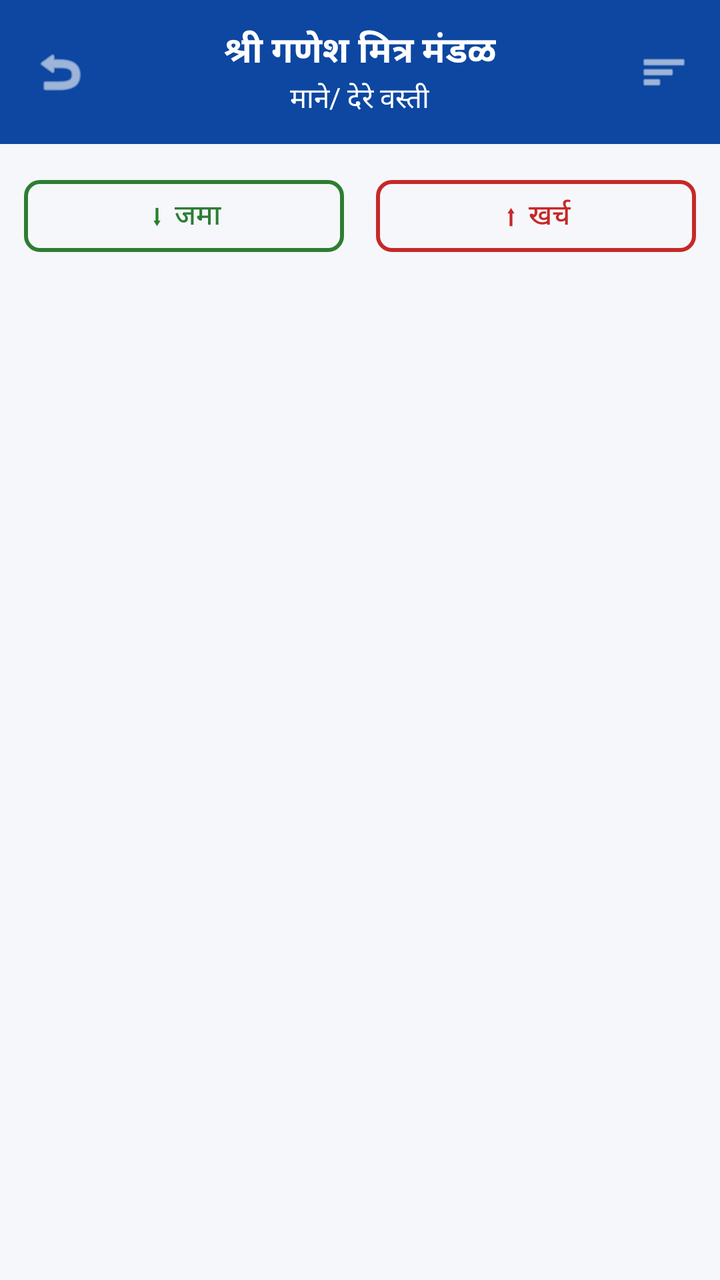
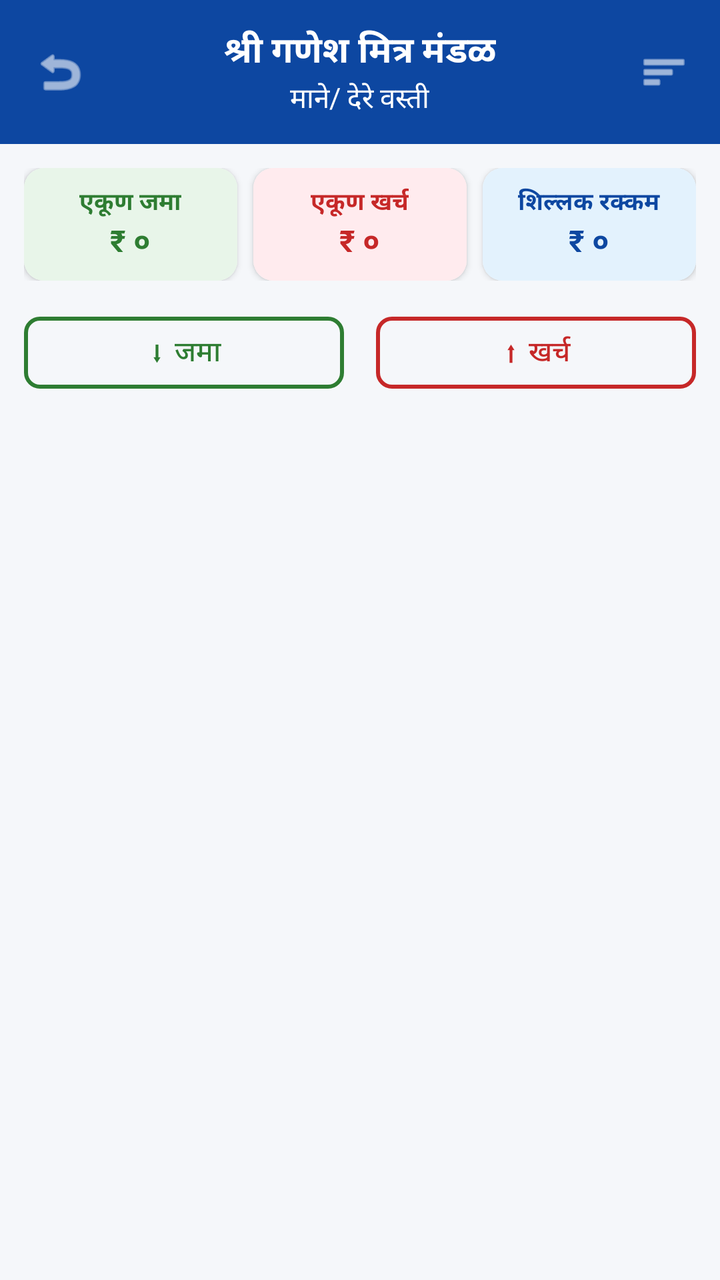

Screens rendered from an Android XML layout before and after an edit, with the pre-edit source and the edit as a unified diff.
<!-- AndroidManifest.xml: application theme Theme.GaneshMitraMandal -->
<!-- res/layout/activity_transactions.xml -->
<?xml version="1.0" encoding="utf-8"?>
<RelativeLayout xmlns:android="http://schemas.android.com/apk/res/android"
    xmlns:app="http://schemas.android.com/apk/res-auto"
    android:layout_width="match_parent"
    android:layout_height="match_parent"
    android:background="@color/bg_light">

    
    <RelativeLayout
        android:id="@+id/topBar"
        android:layout_width="match_parent"
        android:layout_height="72dp"
        android:background="@color/primary_blue"
        android:paddingHorizontal="16dp">

        <ImageView
            android:id="@+id/btnBack"
            android:layout_width="28dp"
            android:layout_height="28dp"
            android:layout_alignParentStart="true"
            android:layout_centerVertical="true"
            android:src="@android:drawable/ic_menu_revert"
            app:tint="@color/white" />

        <LinearLayout
            android:layout_width="wrap_content"
            android:layout_height="wrap_content"
            android:layout_centerInParent="true"
            android:gravity="center"
            android:orientation="vertical">

            <TextView
                android:layout_width="wrap_content"
                android:layout_height="wrap_content"
                android:text="@string/app_name"
                android:textColor="@color/white"
                android:textSize="18sp"
                android:textStyle="bold" />

            <TextView
                android:layout_width="wrap_content"
                android:layout_height="wrap_content"
                android:text="@string/mandal_subtitle"
                android:textColor="@color/white"
                android:textSize="14sp" />
        </LinearLayout>

        <ImageView
            android:id="@+id/btnFilter"
            android:layout_width="24dp"
            android:layout_height="24dp"
            android:layout_alignParentEnd="true"
            android:layout_centerVertical="true"
            android:src="@android:drawable/ic_menu_sort_by_size"
            app:tint="@color/white" />
    </RelativeLayout>

    
    <LinearLayout
        android:id="@+id/filterTabs"
        android:layout_width="match_parent"
        android:layout_height="wrap_content"
        android:layout_below="@id/topBar"
        android:orientation="horizontal"
        android:padding="12dp">

        <com.google.android.material.button.MaterialButton
            android:id="@+id/tabJama"
            style="@style/Widget.MaterialComponents.Button.OutlinedButton"
            android:layout_width="0dp"
            android:layout_height="48dp"
            android:layout_marginEnd="8dp"
            android:layout_weight="1"
            android:text="@string/tab_jama"
            android:textColor="@color/jama_green"
            app:cornerRadius="8dp"
            app:strokeColor="@color/jama_green"
            app:strokeWidth="2dp" />

        <com.google.android.material.button.MaterialButton
            android:id="@+id/tabKharch"
            style="@style/Widget.MaterialComponents.Button.OutlinedButton"
            android:layout_width="0dp"
            android:layout_height="48dp"
            android:layout_marginStart="8dp"
            android:layout_weight="1"
            android:text="@string/tab_kharch"
            android:textColor="@color/kharch_red"
            app:cornerRadius="8dp"
            app:strokeColor="@color/kharch_red"
            app:strokeWidth="2dp" />
    </LinearLayout>

    
    <androidx.recyclerview.widget.RecyclerView
        android:id="@+id/rvTransactions"
        android:layout_width="match_parent"
        android:layout_height="match_parent"
        android:layout_below="@id/filterTabs"
        android:layout_above="@id/layoutAdminActions"
        android:paddingBottom="8dp" />

    
    <LinearLayout
        android:id="@+id/layoutAdminActions"
        android:layout_width="match_parent"
        android:layout_height="wrap_content"
        android:layout_alignParentBottom="true"
        android:background="@color/card_bg"
        android:elevation="8dp"
        android:orientation="horizontal"
        android:padding="12dp"
        android:visibility="gone">

        <com.google.android.material.button.MaterialButton
            android:id="@+id/btnJamaKara"
            android:layout_width="0dp"
            android:layout_height="54dp"
            android:layout_marginEnd="6dp"
            android:layout_weight="1"
            android:backgroundTint="@color/jama_green"
            android:text="@string/btn_jama_kara"
            android:textColor="@color/white"
            android:textSize="16sp"
            android:textStyle="bold"
            app:cornerRadius="10dp" />

        <com.google.android.material.button.MaterialButton
            android:id="@+id/btnKharchKara"
            android:layout_width="0dp"
            android:layout_height="54dp"
            android:layout_marginStart="6dp"
            android:layout_weight="1"
            android:backgroundTint="@color/kharch_red"
            android:text="@string/btn_kharch_kara"
            android:textColor="@color/white"
            android:textSize="16sp"
            android:textStyle="bold"
            app:cornerRadius="10dp" />

    </LinearLayout>

</RelativeLayout>
<!-- resources referenced by this layout -->
<resources>
  <color name="bg_light">#F5F7FA</color>
  <color name="card_bg">#FFFFFF</color>
  <color name="jama_green">#2E7D32</color>
  <color name="kharch_red">#C62828</color>
  <color name="primary_blue">#0D47A1</color>
  <color name="white">#FFFFFF</color>
  <string name="app_name">श्री गणेश मित्र मंडळ</string>
  <string name="btn_jama_kara">⬇ जमा करा</string>
  <string name="btn_kharch_kara">⬆ खर्च करा</string>
  <string name="mandal_subtitle">माने/ देरे वस्ती</string>
  <string name="tab_jama">⬇ जमा</string>
  <string name="tab_kharch">⬆ खर्च</string>
  <style name="Theme.GaneshMitraMandal" parent="Theme.MaterialComponents.Light.NoActionBar">
          <item name="colorPrimary">@color/primary_blue</item>
          <item name="colorPrimaryDark">@color/primary_blue_dark</item>
          <item name="colorAccent">@color/accent_orange</item>
          <item name="android:windowBackground">@color/bg_light</item>
          <item name="android:statusBarColor">@color/primary_blue_dark</item>
      </style>
  <color name="primary_blue_dark">#082F6B</color>
  <color name="accent_orange">#FF6D00</color>
</resources>

<!-- the commit's change to res/layout/activity_transactions.xml (unified diff, before → after) -->
@@ -57,10 +57,129 @@
 
     
     <LinearLayout
-        android:id="@+id/filterTabs"
+        android:id="@+id/layoutSummaryHeader"
         android:layout_width="match_parent"
         android:layout_height="wrap_content"
         android:layout_below="@id/topBar"
+        android:orientation="horizontal"
+        android:paddingHorizontal="12dp"
+        android:paddingTop="12dp">
+
+        
+        <androidx.cardview.widget.CardView
+            android:layout_width="0dp"
+            android:layout_height="wrap_content"
+            android:layout_marginEnd="4dp"
+            android:layout_weight="1"
+            app:cardCornerRadius="10dp"
+            app:cardElevation="2dp">
+
+            <LinearLayout
+                android:layout_width="match_parent"
+                android:layout_height="wrap_content"
+                android:background="#E8F5E9"
+                android:gravity="center"
+                android:orientation="vertical"
+                android:padding="8dp">
+
+                <TextView
+                    android:layout_width="wrap_content"
+                    android:layout_height="wrap_content"
+                    android:text="एकूण जमा"
+                    android:textColor="@color/jama_green"
+                    android:textSize="12sp"
+                    android:textStyle="bold" />
+
+                <TextView
+                    android:id="@+id/tvTotalJama"
+                    android:layout_width="wrap_content"
+                    android:layout_height="wrap_content"
+                    android:text="₹ ०"
+                    android:textColor="@color/jama_green"
+                    android:textSize="15sp"
+                    android:textStyle="bold" />
+            </LinearLayout>
+        </androidx.cardview.widget.CardView>
+
+        
+        <androidx.cardview.widget.CardView
+            android:layout_width="0dp"
+            android:layout_height="wrap_content"
+            android:layout_marginHorizontal="4dp"
+            android:layout_weight="1"
+            app:cardCornerRadius="10dp"
+            app:cardElevation="2dp">
+
+            <LinearLayout
+                android:layout_width="match_parent"
+                android:layout_height="wrap_content"
+                android:background="#FFEBEE"
+                android:gravity="center"
+                android:orientation="vertical"
+                android:padding="8dp">
+
+                <TextView
+                    android:layout_width="wrap_content"
+                    android:layout_height="wrap_content"
+                    android:text="एकूण खर्च"
+                    android:textColor="@color/kharch_red"
+                    android:textSize="12sp"
+                    android:textStyle="bold" />
+
+                <TextView
+                    android:id="@+id/tvTotalKharch"
+                    android:layout_width="wrap_content"
+                    android:layout_height="wrap_content"
+                    android:text="₹ ०"
+                    android:textColor="@color/kharch_red"
+                    android:textSize="15sp"
+                    android:textStyle="bold" />
+            </LinearLayout>
+        </androidx.cardview.widget.CardView>
+
+        
+        <androidx.cardview.widget.CardView
+            android:layout_width="0dp"
+            android:layout_height="wrap_content"
+            android:layout_marginStart="4dp"
+            android:layout_weight="1"
+            app:cardCornerRadius="10dp"
+            app:cardElevation="2dp">
+
+            <LinearLayout
+                android:layout_width="match_parent"
+                android:layout_height="wrap_content"
+                android:background="#E3F2FD"
+                android:gravity="center"
+                android:orientation="vertical"
+                android:padding="8dp">
+
+                <TextView
+                    android:layout_width="wrap_content"
+                    android:layout_height="wrap_content"
+                    android:text="शिल्लक रक्कम"
+                    android:textColor="@color/primary_blue"
+                    android:textSize="12sp"
+                    android:textStyle="bold" />
+
+                <TextView
+                    android:id="@+id/tvBalance"
+                    android:layout_width="wrap_content"
+                    android:layout_height="wrap_content"
+                    android:text="₹ ०"
+                    android:textColor="@color/primary_blue"
+                    android:textSize="15sp"
+                    android:textStyle="bold" />
+            </LinearLayout>
+        </androidx.cardview.widget.CardView>
+    </LinearLayout>
+
+    
+    <LinearLayout
+        android:id="@+id/filterTabs"
+        android:layout_width="match_parent"
+        android:layout_height="wrap_content"
+        android:layout_below="@id/layoutSummaryHeader"
         android:orientation="horizontal"
         android:padding="12dp">
 
